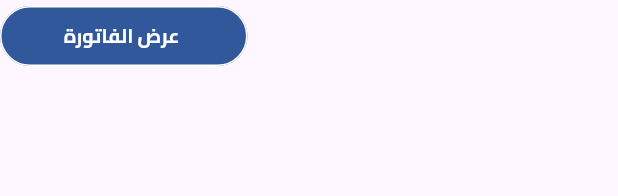
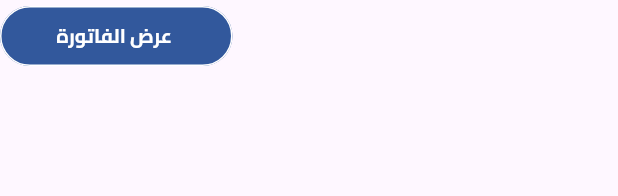
Before and after one commit to mohamedkter/Mahlolua_app, a Flutter app: the CardButton widget shown alone on an empty page, opened directly, on a phone screen of 412 x 824 dp. Shown: the top 196 px of the screen. Run offline on Flutter 3.47's test engine with Material 3 defaults, Android fonts, the phone set to English and light mode, and no system bars; our stand-ins replace chips_choice, dots_indicator, shimmer; missing offline and left inert: read_more_text; network calls fail.

Commit message:
edit some simple problems in code

```diff
--- a/lib/Pages/User_Pages/all_reservation_page.dart
+++ b/lib/Pages/User_Pages/all_reservation_page.dart
@@ -1,6 +1,5 @@
 import 'package:flutter/material.dart';
-import 'package:mahloula/Constants/Color_Constants.dart';
-import 'package:mahloula/Pages/User_Pages/home_page.dart';
+import '../../Constants/Color_Constants.dart';
 import '../../Widgets/custom_reserve_card.dart';
 
 class AllReservationPage extends StatefulWidget {
--- a/lib/Widgets/custom_reserve_card.dart
+++ b/lib/Widgets/custom_reserve_card.dart
@@ -277,7 +277,7 @@ class CardButton extends StatelessWidget {
             backgroundColor: btn_backgroung,
             side: BorderSide(color: mainColor),
             elevation: 0,
-            fixedSize: Size(165, 25)),
+            fixedSize: Size(155, 25)),
         child: Text(
           btn_text,
           style: TextStyle(
--- a/lib/main.dart
+++ b/lib/main.dart
@@ -25,11 +25,11 @@ class MyApp extends StatelessWidget {
       theme: ThemeData(primaryColor: MainColor
       ),
 
-      home:ServiceProviderProfilePage()
+      home://ServiceProviderProfilePage()
       //HelpCenterPage()
       //WelcomePageTwo()
       //HomePage(name: "ahmed")
-      //WelcomePageOne(),
+      WelcomePageOne(),
       //ServiceProviderMainPage(name: "Ahmed")
     );
   }
```
